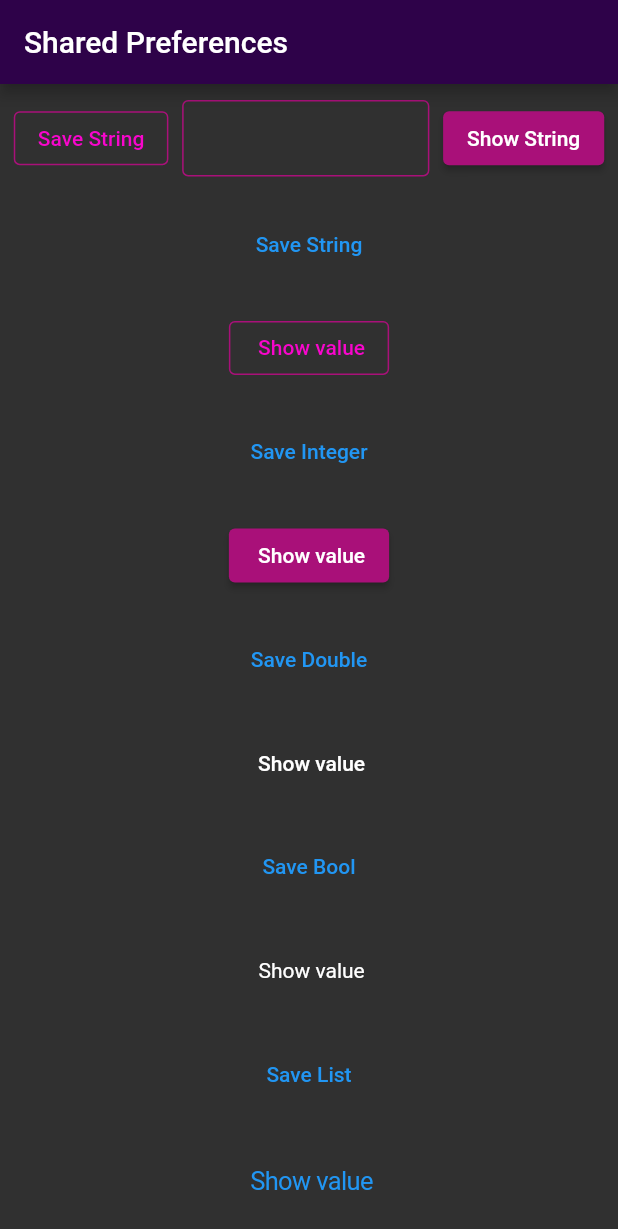
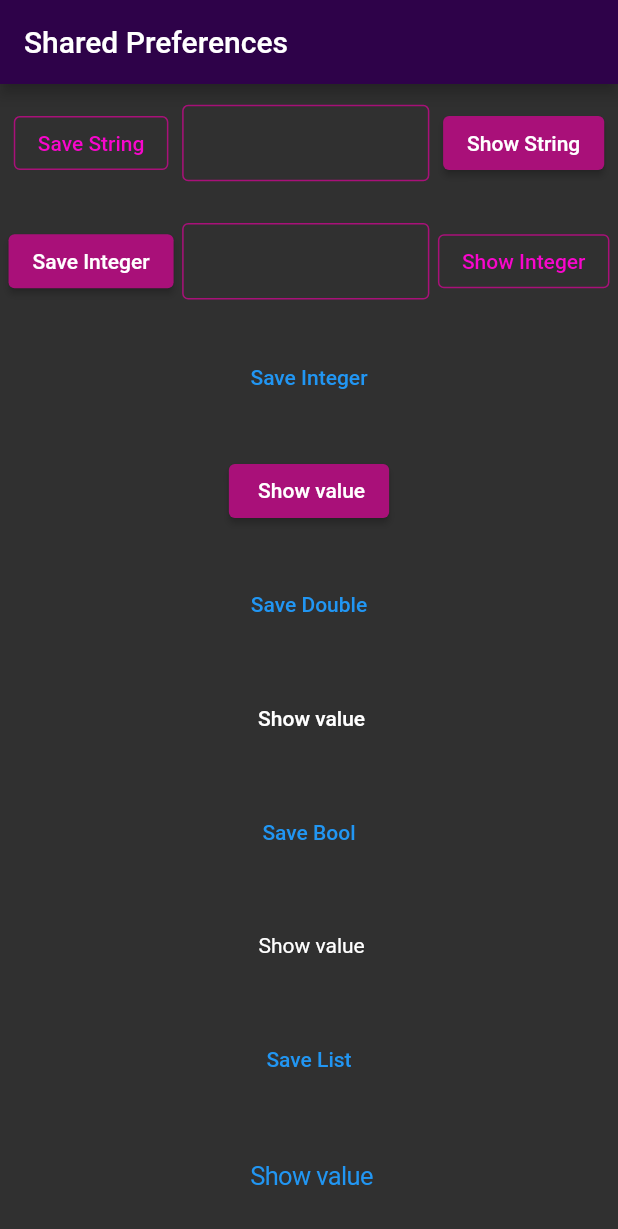
Before and after one commit to jinosh05/shared_preference_example_flutter, a Flutter app: the screen it shows after launch, after a tap on "Save Integer", on a phone screen of 412 x 824 dp. Shown: the top 1229 px of the screen. Run offline on Flutter 3.47's test engine with Material 2 defaults, Android fonts, the phone set to English and light mode, and no system bars; our stand-ins replace shared_preferences.

Commit message:
Int value Set

```diff
--- a/lib/main.dart
+++ b/lib/main.dart
@@ -1,5 +1,6 @@
 import 'package:flutter/cupertino.dart';
 import 'package:flutter/material.dart';
+import 'package:flutter/services.dart';
 import 'package:shared_preference_example/keys.dart';
 import 'package:shared_preferences/shared_preferences.dart';
 
@@ -67,6 +68,9 @@ class _MySharedState extends State<MyShared> {
       body: Column(
         mainAxisAlignment: MainAxisAlignment.spaceAround,
         children: [
+          //
+          // String Row
+          //
           Row(
             mainAxisAlignment: MainAxisAlignment.spaceEvenly,
             children: [
@@ -90,16 +94,33 @@ class _MySharedState extends State<MyShared> {
                   child: Text('Show String')),
             ],
           ),
-          TextButton(
-              onPressed: () {
-                storeMyData("str", "My String");
-              },
-              child: Text("Save String")),
-          OutlinedButton(
-            onPressed: () {
-              showData("str");
-            },
-            child: Text(" Show value"),
+
+          //
+          // int Row
+          //
+          Row(
+            mainAxisAlignment: MainAxisAlignment.spaceEvenly,
+            children: [
+              ElevatedButton(
+                  onPressed: () {
+                    storeMyData(Keys.intKey, _controllers[1].text);
+                    _controllers[1].clear();
+                  },
+                  child: Text('Save Integer')),
+              SizedBox(
+                width: inputWidth,
+                child: TextField(
+                  controller: _controllers[1],
+                  inputFormatters: [FilteringTextInputFormatter.digitsOnly],
+                ),
+              ),
+              OutlinedButton(
+                  onPressed: () async {
+                    _controllers[1].text = await showData(Keys.intKey);
+                    setState(() {});
+                  },
+                  child: Text('Show Integer')),
+            ],
           ),
           TextButton(
               onPressed: () {
```
